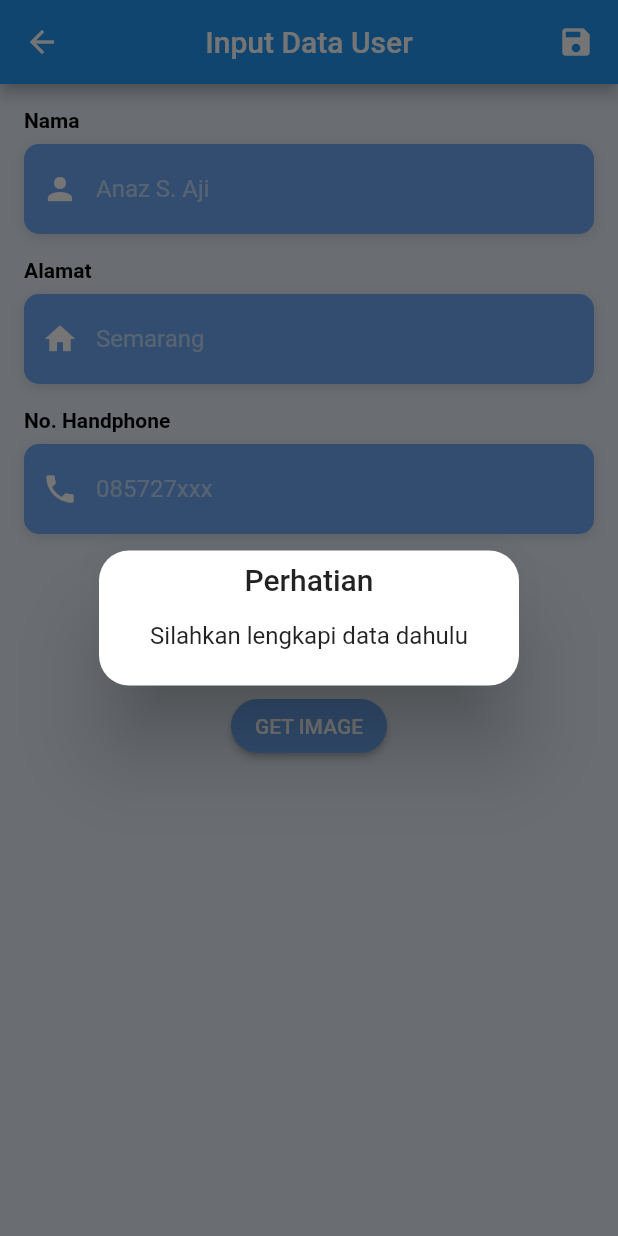
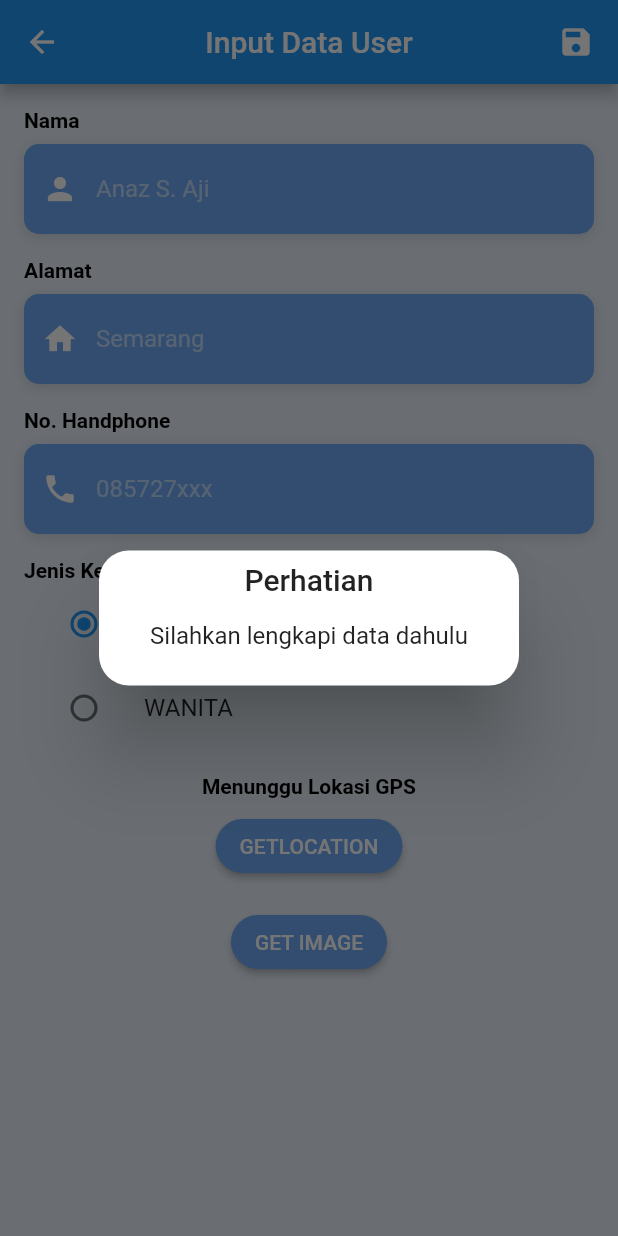
Before and after one commit to ajianaz/jmp, a Flutter app: the InputDataView screen opened by its route, after a tap on the "save" icon, on a phone screen of 412 x 824 dp. Run offline on Flutter 3.47's test engine with Material 2 defaults, Android fonts, the phone set to English and light mode, and no system bars; our stand-ins replace geolocator, get, google_maps_flutter, hive, image_picker; accounts and stored records are empty; Roboto replaces fonts that are missing (OpenSans).

Commit message:
update radio button, user model tambah gender

```diff
--- a/lib/app/data/model/user_model.dart
+++ b/lib/app/data/model/user_model.dart
@@ -22,11 +22,15 @@ class UserModel extends HiveObject {
   @HiveField(5)
   final double? longitude;
 
+  @HiveField(6)
+  final String? gender;
+
   UserModel(
       {this.name,
       this.address,
       this.phoneNumber,
       this.path,
       this.latitude,
-      this.longitude});
+      this.longitude,
+      this.gender});
 }
--- a/lib/app/modules/input_data/controllers/input_data_controller.dart
+++ b/lib/app/modules/input_data/controllers/input_data_controller.dart
@@ -16,6 +16,8 @@ class InputDataController extends GetxController {
   RxDouble longitude = RxDouble(0.0);
   RxString location = RxString("");
   RxString imagepath = RxString("");
+  RxString gender = RxString("PRIA");
+
   RxInt index = RxInt(0);
 
   final ImagePicker iPicker = ImagePicker();
@@ -76,7 +78,8 @@ class InputDataController extends GetxController {
           phoneNumber: nohp.value,
           path: imagepath.value,
           latitude: latitude.value,
-          longitude: longitude.value);
+          longitude: longitude.value,
+          gender: gender.value);
       var box = await Hive.openBox<UserModel>(appName);
 
       box.add(addUser);
@@ -89,7 +92,8 @@ class InputDataController extends GetxController {
           phoneNumber: nohp.value,
           path: imagepath.value,
           latitude: latitude.value,
-          longitude: longitude.value);
+          longitude: longitude.value,
+          gender: gender.value);
       var box = await Hive.openBox<UserModel>(appName);
       box.putAt(index.value, updateUser);
     }
@@ -101,7 +105,8 @@ class InputDataController extends GetxController {
         nohp.value.isNotEmpty &&
         imagepath.value.isNotEmpty &&
         latitude.value != 0.0 &&
-        longitude.value != 0.0) {
+        longitude.value != 0.0 &&
+        gender.value.isNotEmpty) {
       return true;
     } else {
       return false;
--- a/lib/app/modules/input_data/views/input_data_view.dart
+++ b/lib/app/modules/input_data/views/input_data_view.dart
@@ -125,6 +125,39 @@ class InputDataView extends GetView<InputDataController> {
                 SizedBox(
                   height: defaultPadding,
                 ),
+                Column(
+                  crossAxisAlignment: CrossAxisAlignment.start,
+                  children: [
+                    Text(
+                      "Jenis Kelamin",
+                      style: kLabelStyle.copyWith(color: blackColor),
+                    ),
+                    ListTile(
+                      title: const Text('PRIA'),
+                      leading: Radio<String>(
+                        toggleable: true,
+                        value: "PRIA",
+                        groupValue: controller.gender.value,
+                        onChanged: (value) {
+                          controller.gender.value = value.toString();
+                        },
+                      ),
+                    ),
+                    ListTile(
+                      title: const Text('WANITA'),
+                      leading: Radio<String>(
+                        value: "WANITA",
+                        groupValue: controller.gender.value,
+                        onChanged: (value) {
+                          controller.gender.value = value.toString();
+                        },
+                      ),
+                    ),
+                  ],
+                ),
+                SizedBox(
+                  height: defaultPadding,
+                ),
                 Text(
                   controller.location.value == ""
                       ? "Menunggu Lokasi GPS"
```
Also changed, not shown: lib/app/modules/detail/views/detail_view.dart (+13 -1 lines), lib/app/data/model/user_model.g.dart.
